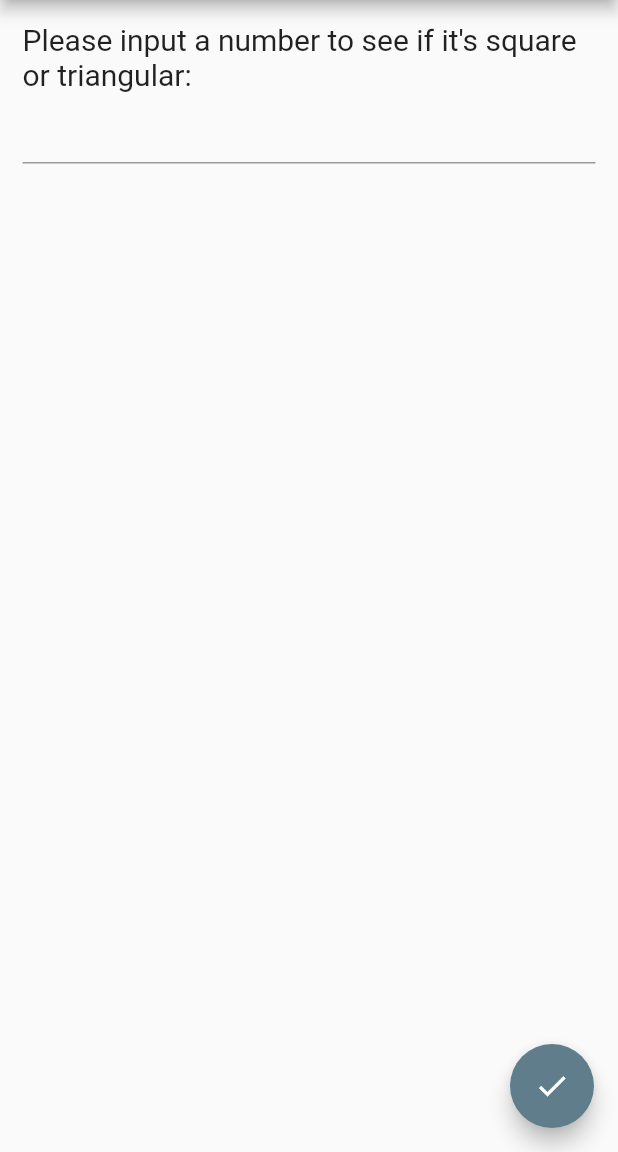
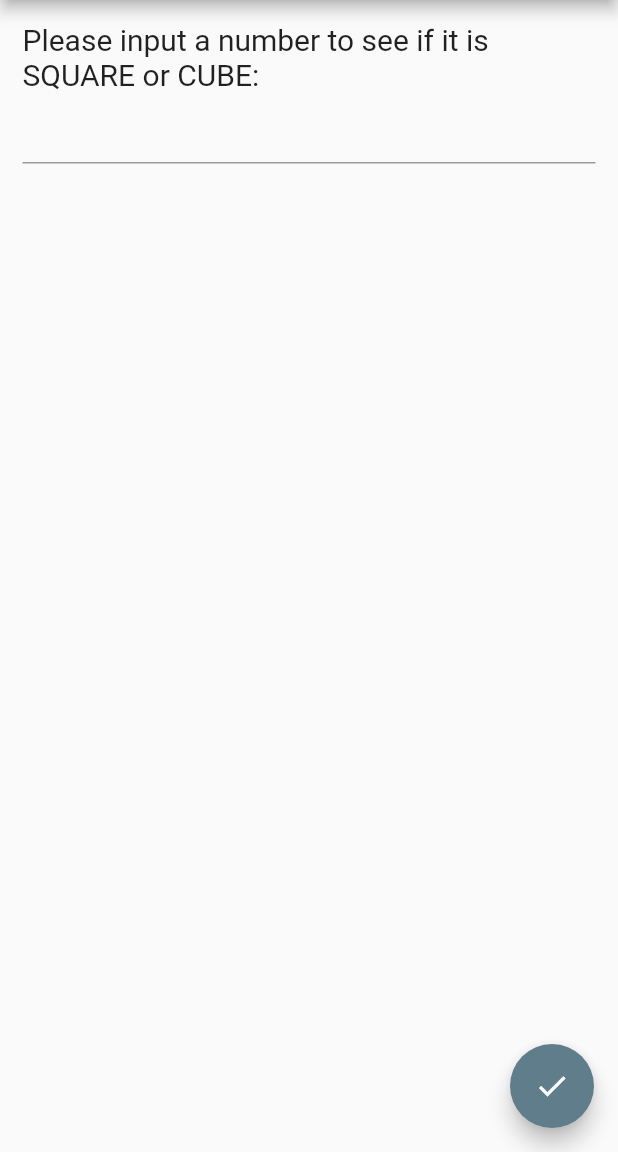
Before and after one commit to TunsAdrian/Flutter-Google-Course, a Flutter app: the screen it shows after launch, on a phone screen of 412 x 824 dp, the part 84-1236 px from its top. Run offline on Flutter 3.47's test engine with Material 2 defaults, Android fonts, the phone set to English and light mode, and no system bars.

Commit message:
text update

```diff
--- a/lib/main.dart
+++ b/lib/main.dart
@@ -33,18 +33,18 @@ class _HomePageState extends State<HomePage> {
   String _numberShapeResult = '';
 
   String _findNumberShape(int number) {
-    final int triangle = pow(number, 1 / 3).round().toInt();
+    final int cube = pow(number, 1 / 3).round().toInt();
     final int square = sqrt(number).toInt();
 
-    if (triangle * triangle * triangle == number && square * square == number) {
-      return 'Number $number is both SQUARE and TRIANGULAR';
-    } else if (triangle * triangle * triangle == number) {
-      return 'Number $number is TRIANGULAR';
+    if (cube * cube * cube == number && square * square == number) {
+      return 'Number $number is both SQUARE and CUBE';
+    } else if (cube * cube * cube == number) {
+      return 'Number $number is CUBE';
     } else if (square * square == number) {
       return 'Number $number is SQUARE';
     }
 
-    return 'Number $number is neither TRIANGULAR or SQUARE';
+    return 'Number $number is neither SQUARE nor CUBE';
   }
 
   // source: api.flutter.dev
@@ -85,7 +85,7 @@ class _HomePageState extends State<HomePage> {
           padding: const EdgeInsets.all(15.0),
           child: Column(
             children: <Widget>[
-              const Text('Please input a number to see if it\'s square or triangular:', style: TextStyle(fontSize: 20)),
+              const Text('Please input a number to see if it is SQUARE or CUBE:', style: TextStyle(fontSize: 20)),
               Form(
                   key: _formKey,
                   child: TextFormField(
```
